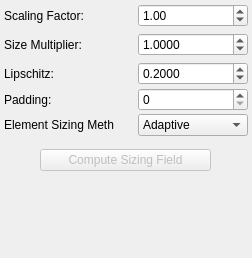
SCIInstitute/Cleaver, file src/gui/Application/ToolWidgets/SizingFieldWidget.ui: the form before one commit.
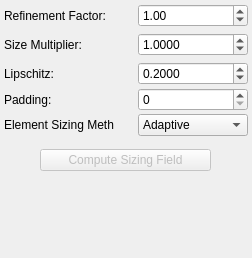
The form after the commit.

```diff
--- a/src/gui/Application/ToolWidgets/SizingFieldWidget.ui
+++ b/src/gui/Application/ToolWidgets/SizingFieldWidget.ui
@@ -18,7 +18,7 @@
   </property>
   <property name="minimumSize">
    <size>
-    <width>228</width>
+    <width>229</width>
     <height>258</height>
    </size>
   </property>
@@ -69,7 +69,7 @@
        <item>
         <widget class="QLabel" name="label">
          <property name="text">
-          <string>Scaling Factor:</string>
+          <string>Refinement Factor:</string>
          </property>
         </widget>
        </item>
```
Left out of the diff: 101 changed lines with no effect on the pictures.
